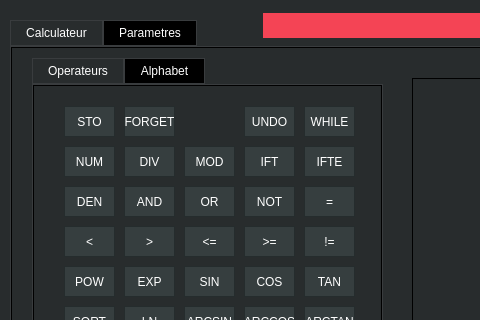
First picture: the form in CompUT/dialog.ui, repository RevenMyst/LO21_Projet, before the edit; both pictures show x 0 to 480 and y 0 to 320 of the 1241 by 644 pixel window.
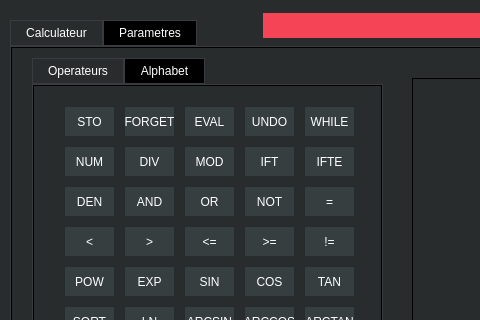
Second picture: the form after the edit. The open tabs and pages were chosen to show the change.

Commit message: Ajout EVAL

Diff of the .ui file:
```diff
--- a/CompUT/dialog.ui
+++ b/CompUT/dialog.ui
@@ -905,6 +905,22 @@
         <string>WHILE</string>
        </property>
       </widget>
+      <widget class="QPushButton" name="pushButton_60">
+       <property name="geometry">
+        <rect>
+         <x>150</x>
+         <y>20</y>
+         <width>51</width>
+         <height>31</height>
+        </rect>
+       </property>
+       <property name="focusPolicy">
+        <enum>Qt::NoFocus</enum>
+       </property>
+       <property name="text">
+        <string>EVAL</string>
+       </property>
+      </widget>
      </widget>
      <widget class="QWidget" name="tabAlpha">
       <attribute name="title">
```
Left out of the diff: 2 changed lines with no effect on the pictures. The commit also changes 1 other file.
